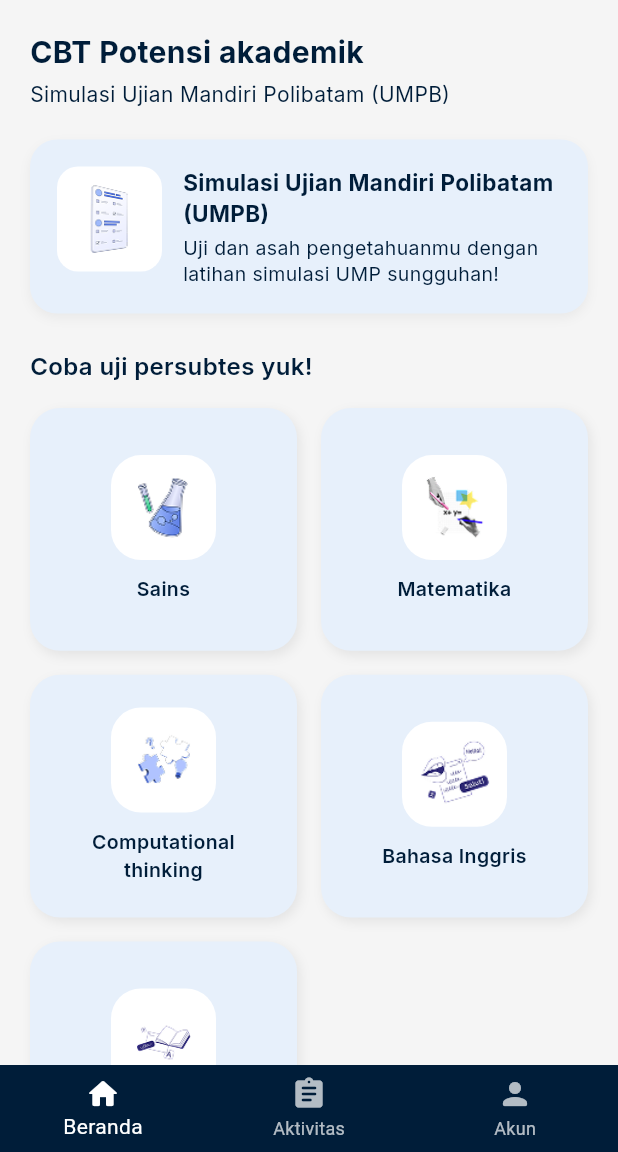
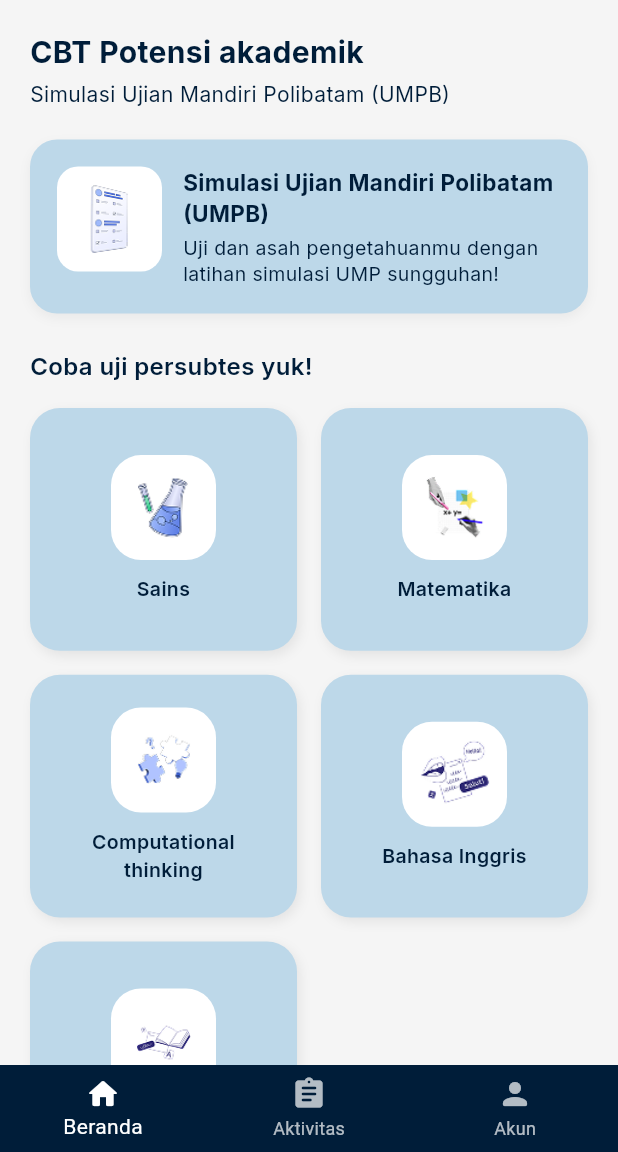
Before and after one commit to skorify-app/android, a Flutter app: the HomePages screen opened by its route, on a phone screen of 412 x 824 dp, the part 84-1236 px from its top. Run offline on Flutter 3.47's test engine with Material 3 defaults, Android fonts, the phone set to English and light mode, and no system bars; our stand-ins replace flutter_secure_storage, google_fonts, pie_chart; accounts and stored records are empty; Roboto replaces fonts that are missing (Poppins).

Commit message:
update activity

```diff
--- a/lib/pages/homepages.dart
+++ b/lib/pages/homepages.dart
@@ -440,7 +440,7 @@
       scaleDown: 0.95,
       child: Container(
         decoration: BoxDecoration(
-          color: const Color(0xFFE7F0FB),
+          color: const Color(0xFFBDD8E9),
           borderRadius: BorderRadius.circular(20),
           boxShadow: [
             BoxShadow(
@@ -490,7 +490,7 @@
       child: Container(
         padding: const EdgeInsets.all(18),
         decoration: BoxDecoration(
-          color: const Color(0xFFE7F0FB), // FULL BIRU MUDA
+          color: const Color(0xFFBDD8E9), // FULL BIRU MUDA
           borderRadius: BorderRadius.circular(18),
           boxShadow: [
             BoxShadow(
--- a/lib/pages/test_result/test_result_ump.dart
+++ b/lib/pages/test_result/test_result_ump.dart
@@ -268,7 +268,7 @@
         margin: const EdgeInsets.symmetric(horizontal: 20, vertical: 10),
         padding: const EdgeInsets.all(18),
         decoration: BoxDecoration(
-          color: const Color(0xFFE7F2FF), // biru muda
+          color: const Color(0xFFBDD8E9), // biru muda
           borderRadius: BorderRadius.circular(22),
           boxShadow: [
             BoxShadow(
```
